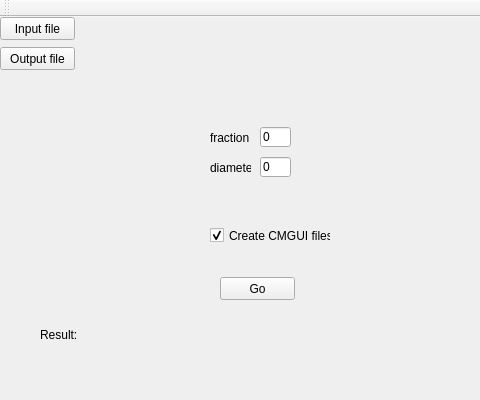
First picture: the form in Qt/am_smoother/mainwindow.ui, repository gibbogle/vessel-tools, before the edit; both pictures show x 0 to 480 and y 0 to 400 of the 963 by 400 pixel window.
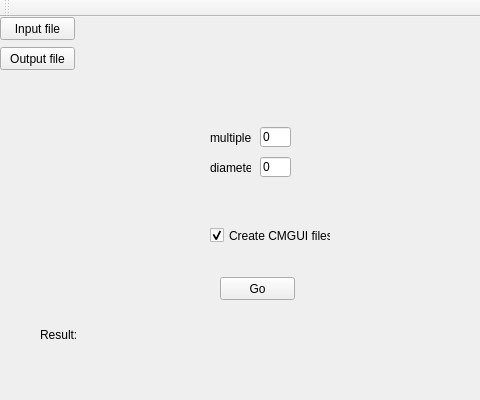
Second picture: the form after the edit.

```diff
--- a/Qt/am_smoother/mainwindow.ui
+++ b/Qt/am_smoother/mainwindow.ui
@@ -154,7 +154,7 @@
      </rect>
     </property>
     <property name="text">
-     <string>fraction</string>
+     <string>multiple</string>
     </property>
    </widget>
    <widget class="QLabel" name="label_diameter">
```
Left out of the diff: 2 changed lines with no effect on the pictures.
